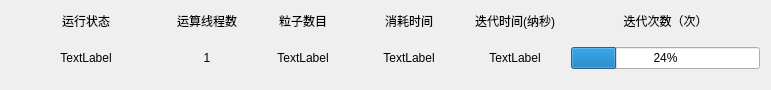
This is src/Contorl/ContorlDataBar.ui in BeQuiet1228/FreeCAD as Qt 5 draws it before an edit. The edited form follows.
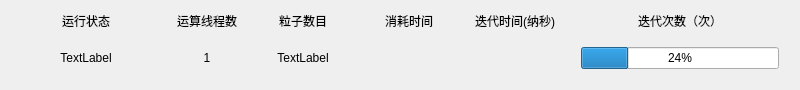
This is the edited form.

Diff of the .ui file:
```diff
--- a/src/Contorl/ContorlDataBar.ui
+++ b/src/Contorl/ContorlDataBar.ui
@@ -6,13 +6,19 @@
    <rect>
     <x>0</x>
     <y>0</y>
-    <width>771</width>
+    <width>800</width>
     <height>90</height>
    </rect>
   </property>
+  <property name="sizePolicy">
+   <sizepolicy hsizetype="Minimum" vsizetype="Preferred">
+    <horstretch>0</horstretch>
+    <verstretch>0</verstretch>
+   </sizepolicy>
+  </property>
   <property name="minimumSize">
    <size>
-    <width>0</width>
+    <width>800</width>
     <height>90</height>
    </size>
   </property>
@@ -78,6 +84,12 @@
      </item>
      <item row="1" column="3">
       <widget class="QLabel" name="labelUsedTime">
+       <property name="sizePolicy">
+        <sizepolicy hsizetype="Minimum" vsizetype="Preferred">
+         <horstretch>0</horstretch>
+         <verstretch>0</verstretch>
+        </sizepolicy>
+       </property>
        <property name="minimumSize">
         <size>
          <width>100</width>
@@ -85,7 +97,7 @@
         </size>
        </property>
        <property name="text">
-        <string>TextLabel</string>
+        <string/>
        </property>
        <property name="alignment">
         <set>Qt::AlignCenter</set>
@@ -142,6 +154,12 @@
      </item>
      <item row="1" column="4">
       <widget class="QLabel" name="labelIterationTimer">
+       <property name="sizePolicy">
+        <sizepolicy hsizetype="Minimum" vsizetype="Preferred">
+         <horstretch>0</horstretch>
+         <verstretch>0</verstretch>
+        </sizepolicy>
+       </property>
        <property name="minimumSize">
         <size>
          <width>100</width>
@@ -149,7 +167,7 @@
         </size>
        </property>
        <property name="text">
-        <string>TextLabel</string>
+        <string/>
        </property>
        <property name="alignment">
         <set>Qt::AlignCenter</set>
@@ -174,6 +192,12 @@
      </item>
      <item row="1" column="5">
       <layout class="QVBoxLayout" name="verticalLayout">
+       <property name="leftMargin">
+        <number>10</number>
+       </property>
+       <property name="rightMargin">
+        <number>10</number>
+       </property>
        <item>
         <spacer name="verticalSpacer">
          <property name="orientation">
@@ -189,6 +213,12 @@
        </item>
        <item>
         <widget class="QProgressBar" name="progressBarIterationCount">
+         <property name="sizePolicy">
+          <sizepolicy hsizetype="Expanding" vsizetype="Fixed">
+           <horstretch>0</horstretch>
+           <verstretch>0</verstretch>
+          </sizepolicy>
+         </property>
          <property name="value">
           <number>24</number>
          </property>
```
Left out of the diff: 48 changed lines with no effect on the pictures.
